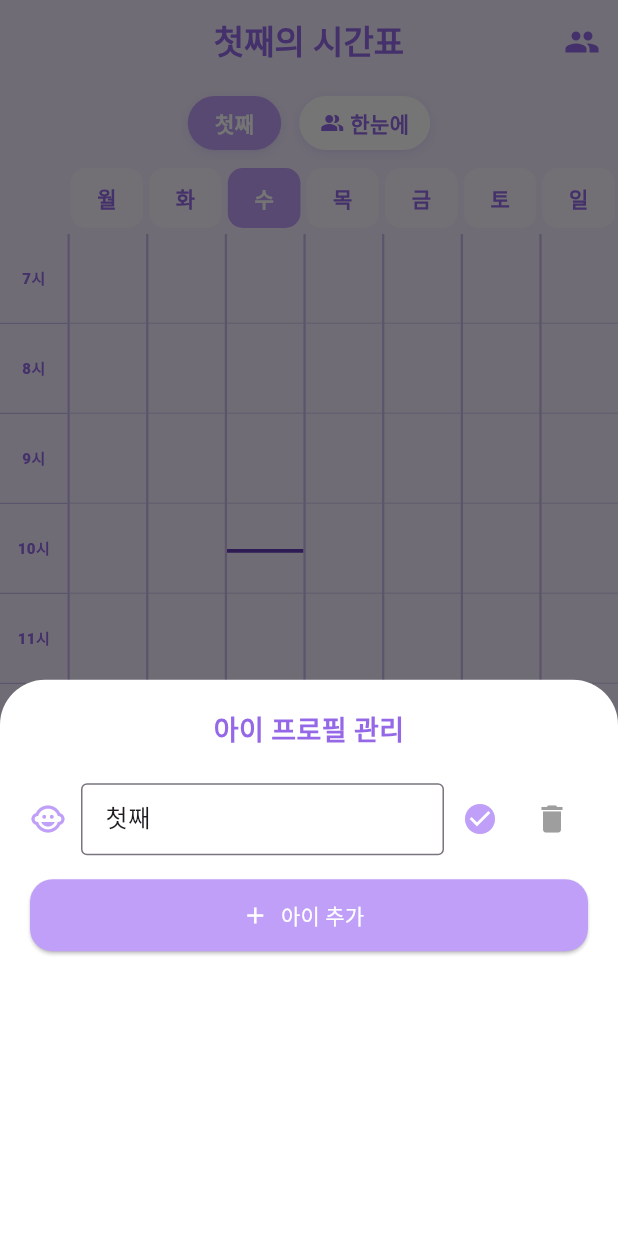
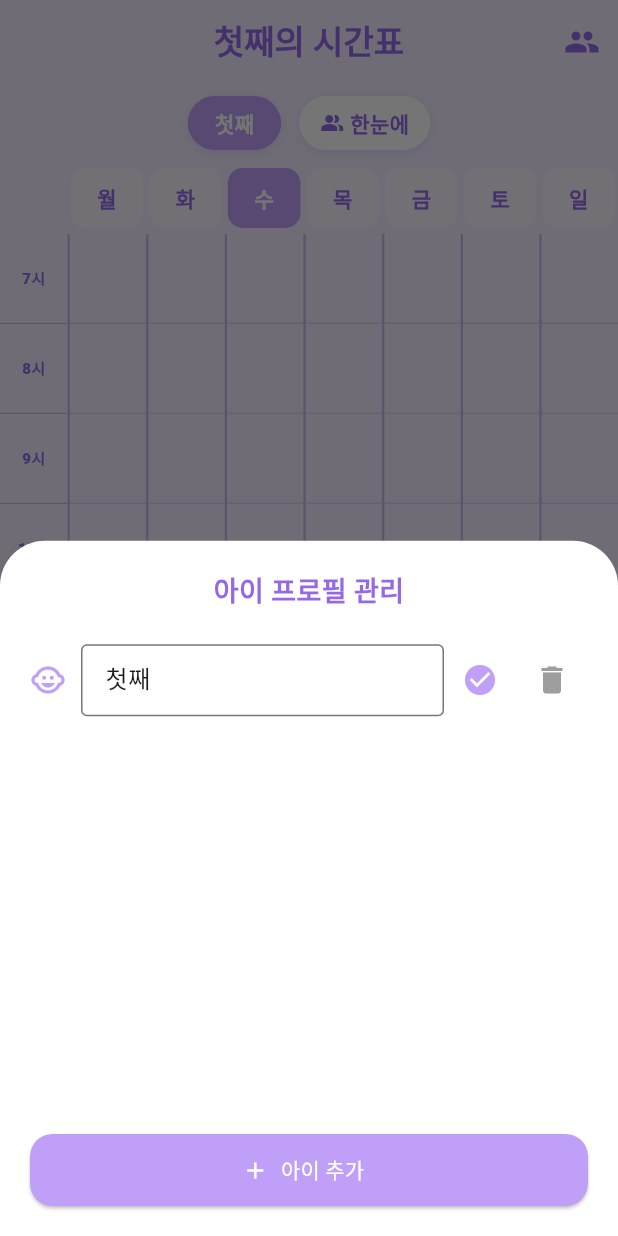
Before and after one commit to grey-shack-it/LaRa_Timetable, a Flutter app: the screen it shows after launch, after a tap on the "people" icon, on a phone screen of 412 x 824 dp. Run offline on Flutter 3.47's test engine with Material 3 defaults, Android fonts, the phone set to English and light mode, and no system bars; our stand-ins replace device_info_plus, flutter_local_notifications, flutter_native_splash, get, google_mobile_ads, hive and 2 more; accounts and stored records are empty; network calls fail.

Commit message:
폰테스트-아이추가 수정(전)

```diff
--- a/lib/modules/home/home_view.dart
+++ b/lib/modules/home/home_view.dart
@@ -1152,7 +1152,7 @@ class _HomeViewState extends State<HomeView> {
     Get.bottomSheet(
       Obx(
         () => Container(
-          height: MediaQuery.of(Get.context!).size.height * 0.45, // ✅ 높이 직접 지정
+          height: MediaQuery.of(Get.context!).size.height * 0.65, // ✅ 높이 직접 지정
           padding: const EdgeInsets.all(20),
           decoration: const BoxDecoration(
             color: Colors.white,
@@ -1171,8 +1171,7 @@ class _HomeViewState extends State<HomeView> {
               ),
               const SizedBox(height: 16),
               // 프로필 목록
-              ConstrainedBox(
-                constraints: const BoxConstraints(maxHeight: 230), // 최대 높이 제한
+              Expanded(
                 child: ListView(
                   shrinkWrap: true,
                   children: controller.profiles.map((profile) {
```
